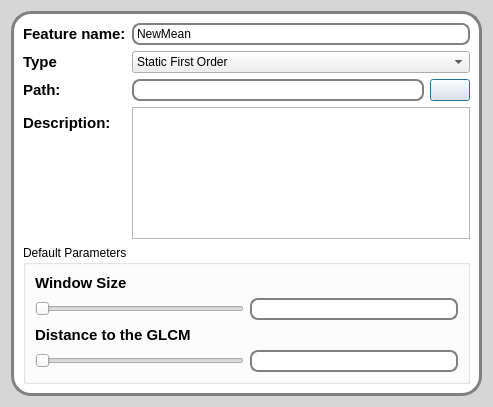
First picture: the form in src/romeo/view/dialogs/newfeaturedialog.ui, repository AlbertoSimioni/Romeo, before the edit.
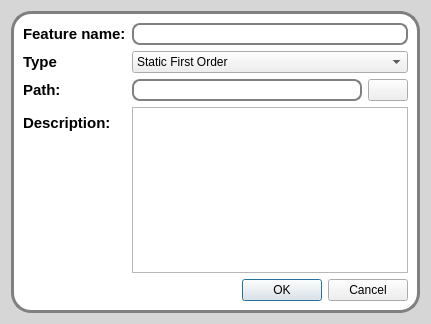
Second picture: the form after the edit. Icons and pictures are not drawn.

Diff of the .ui file:
```diff
--- a/src/romeo/view/dialogs/newfeaturedialog.ui
+++ b/src/romeo/view/dialogs/newfeaturedialog.ui
@@ -6,8 +6,8 @@
    <rect>
     <x>0</x>
     <y>0</y>
-    <width>493</width>
-    <height>407</height>
+    <width>431</width>
+    <height>324</height>
    </rect>
   </property>
   <property name="windowTitle">
@@ -46,6 +46,9 @@
      <layout class="QVBoxLayout" name="verticalLayout">
       <item>
        <layout class="QFormLayout" name="formLayout">
+        <property name="fieldGrowthPolicy">
+         <enum>QFormLayout::AllNonFixedFieldsGrow</enum>
+        </property>
         <item row="0" column="0">
          <widget class="QLabel" name="label">
           <property name="text">
@@ -53,13 +56,32 @@
           </property>
          </widget>
         </item>
-        <item row="0" column="1">
-         <widget class="QLineEdit" name="lineEdit">
+        <item row="1" column="0">
+         <widget class="QLabel" name="label_2">
           <property name="text">
-           <string>NewMean</string>
+           <string>Type</string>
           </property>
          </widget>
         </item>
+        <item row="1" column="1">
+         <widget class="QComboBox" name="comboBox">
+          <item>
+           <property name="text">
+            <string>Static First Order</string>
+           </property>
+          </item>
+          <item>
+           <property name="text">
+            <string>Static Second Order</string>
+           </property>
+          </item>
+          <item>
+           <property name="text">
+            <string>Dynamic</string>
+           </property>
+          </item>
+         </widget>
+        </item>
         <item row="2" column="0">
          <widget class="QLabel" name="label_6">
           <property name="text">
@@ -109,83 +131,22 @@
         <item row="3" column="1">
          <widget class="QPlainTextEdit" name="plainTextEdit"/>
         </item>
-        <item row="1" column="1">
-         <widget class="QComboBox" name="comboBox">
-          <item>
-           <property name="text">
-            <string>Static First Order</string>
-           </property>
-          </item>
-          <item>
-           <property name="text">
-            <string>Static Second Order</string>
-           </property>
-          </item>
-          <item>
-           <property name="text">
-            <string>Dynamic</string>
-           </property>
-          </item>
+        <item row="4" column="1">
+         <widget class="QDialogButtonBox" name="buttonBox">
+          <property name="standardButtons">
+           <set>QDialogButtonBox::Cancel|QDialogButtonBox::Ok</set>
+          </property>
          </widget>
         </item>
-        <item row="1" column="0">
-         <widget class="QLabel" name="label_2">
+        <item row="0" column="1">
+         <widget class="QLineEdit" name="lineEdit">
           <property name="text">
-           <string>Type</string>
+           <string/>
           </property>
          </widget>
         </item>
        </layout>
       </item>
-      <item>
-       <widget class="QGroupBox" name="groupBox_6">
-        <property name="sizePolicy">
-         <sizepolicy hsizetype="Expanding" vsizetype="Preferred">
-          <horstretch>0</horstretch>
-          <verstretch>0</verstretch>
-         </sizepolicy>
-        </property>
-        <property name="title">
-         <string>Default Parameters</string>
-        </property>
-        <layout class="QGridLayout" name="gridLayout_3">
-         <item row="1" column="0">
-          <widget class="QSlider" name="horizontalSlider_5">
-           <property name="orientation">
-            <enum>Qt::Horizontal</enum>
-           </property>
-          </widget>
-         </item>
-         <item row="0" column="0">
-          <widget class="QLabel" name="label_14">
-           <property name="text">
-            <string>Window Size</string>
-           </property>
-          </widget>
-         </item>
-         <item row="1" column="1">
-          <widget class="QLineEdit" name="lineEdit_5"/>
-         </item>
-         <item row="3" column="0">
-          <widget class="QSlider" name="horizontalSlider_6">
-           <property name="orientation">
-            <enum>Qt::Horizontal</enum>
-           </property>
-          </widget>
-         </item>
-         <item row="3" column="1">
-          <widget class="QLineEdit" name="lineEdit_6"/>
-         </item>
-         <item row="2" column="0" colspan="2">
-          <widget class="QLabel" name="label_15">
-           <property name="text">
-            <string>Distance to the GLCM</string>
-           </property>
-          </widget>
-         </item>
-        </layout>
-       </widget>
-      </item>
      </layout>
     </widget>
    </item>
```
